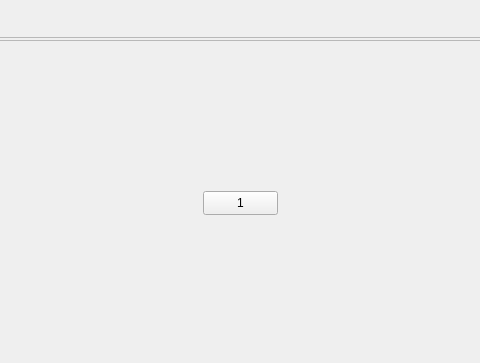
minimirror1/remote_gui, file src/ui/mainwindow.ui: the form before one commit; both pictures show x 326 to 806 and y 0 to 363 of the 962 by 700 pixel window.
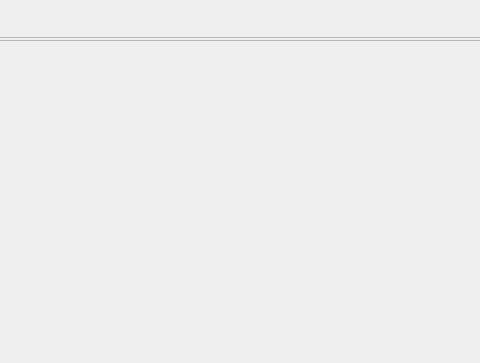
The form after the commit. The open tabs and pages were chosen to show the change. Icons and pictures are not drawn.

Diff of the .ui file:
```diff
--- a/src/ui/mainwindow.ui
+++ b/src/ui/mainwindow.ui
@@ -318,21 +318,7 @@
               </property>
              </widget>
             </widget>
-            <widget class="QWidget" name="HomePage">
-             <widget class="QPushButton" name="pushButton">
-              <property name="geometry">
-               <rect>
-                <x>310</x>
-                <y>150</y>
-                <width>75</width>
-                <height>24</height>
-               </rect>
-              </property>
-              <property name="text">
-               <string>1</string>
-              </property>
-             </widget>
-            </widget>
+            <widget class="QWidget" name="HomePage"/>
            </widget>
           </item>
          </layout>
```
Left out of the diff: 2 changed lines with no effect on the pictures.
